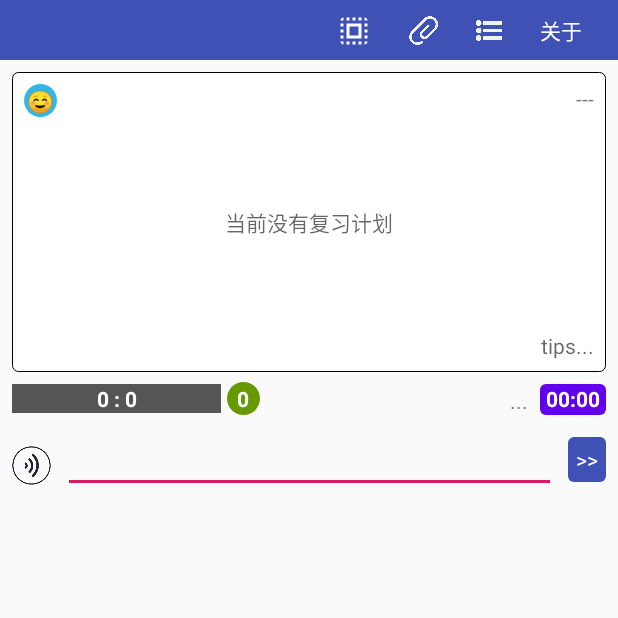
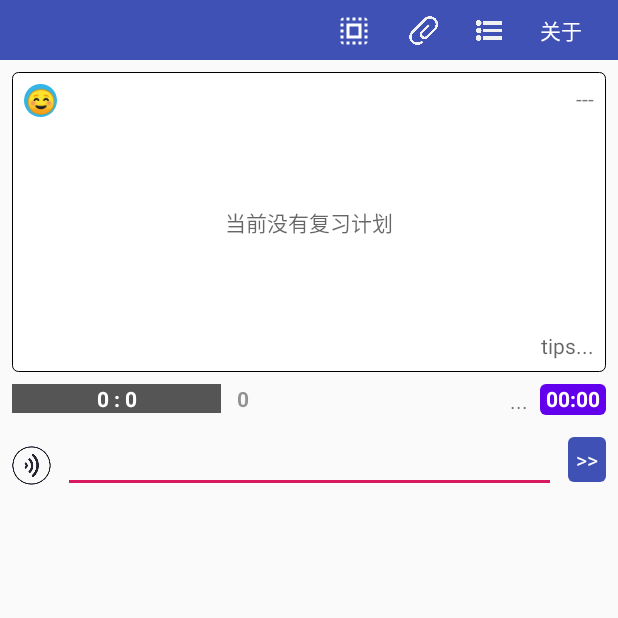
Before and after one commit to QiuBuJi/review, an Android app: the screen it shows after launch (MainActivity), on a phone screen of 412 x 824 dp, the top half of it. Run offline under Robolectric (Android 15) with nearby library versions, the phone set to English and light mode, and no system bars; 2 statements that could not run were skipped.

```diff
--- a/app/build.gradle
+++ b/app/build.gradle
@@ -6,7 +6,7 @@ android {
 
     defaultConfig {
         applicationId "com.example.app"
-        minSdkVersion 24
+        minSdkVersion 23
         targetSdkVersion 28
         versionCode 1
         versionName "1.0"
--- a/app/src/main/AndroidManifest.xml
+++ b/app/src/main/AndroidManifest.xml
@@ -12,7 +12,7 @@
         android:theme="@style/AppTheme">
 
         <!--文件挑选窗口-->
-        <activity android:name=".FilePicker"></activity>
+        <activity android:name=".Activity.FilePickerActivity"></activity>
 
         <!--库选窗口-->
         <activity
--- a/app/src/main/java/com/example/review/Activity/EditActivity.java
+++ b/app/src/main/java/com/example/review/Activity/EditActivity.java
@@ -19,7 +19,6 @@ import android.widget.Toast;
 
 import com.example.review.DataStructureFile.DateTime;
 import com.example.review.DataStructureFile.ReviewData;
-import com.example.review.FilePicker;
 import com.example.review.New.LibraryList;
 import com.example.review.New.LibraryStruct;
 import com.example.review.New.ReviewStruct;
@@ -246,7 +245,7 @@ public class EditActivity extends Activity
                                 startActivityForResult(new Intent(EditActivity.this, LibraryActivity.class), requestCode);
                                 break;
                             case 1:
-                                startActivityForResult(new Intent(EditActivity.this, FilePicker.class), requestCode);
+                                startActivityForResult(new Intent(EditActivity.this, FilePickerActivity.class), requestCode);
                                 break;
                         }
                     }
--- a/app/src/main/java/com/example/review/Keyboard/KeyboardType1.java
+++ b/app/src/main/java/com/example/review/Keyboard/KeyboardType1.java
@@ -82,7 +82,6 @@ public class KeyboardType1 extends Keyboard {
                 }
                 break;
             case TYPE_SOUND:
-
                 //播放音频
                 mp = new MediaPlayer();
                 try {
@@ -104,14 +103,12 @@ public class KeyboardType1 extends Keyboard {
             default:
                 break;
         }
-
     }
 
     @Override
     public void stop() {
         super.stop();
-        if (mp != null)
-            mp.stop();
+        if (mp != null) mp.stop();
     }
 
     @Override
@@ -198,7 +195,6 @@ public class KeyboardType1 extends Keyboard {
             if (conti) continue;
             data.add(new KeyText(chAdd + ""));
         }
-
 
         return data;
     }
--- a/app/src/main/res/layout/activity_file_picker.xml
+++ b/app/src/main/res/layout/activity_file_picker.xml
@@ -4,7 +4,7 @@
     xmlns:tools="http://schemas.android.com/tools"
     android:layout_width="match_parent"
     android:layout_height="match_parent"
-    tools:context=".FilePicker">
+    tools:context=".Activity.FilePickerActivity">
 
     <android.support.v7.widget.RecyclerView
         android:id="@+id/filePicker_recyclerView_picker"
--- a/app/src/main/res/layout/activity_main.xml
+++ b/app/src/main/res/layout/activity_main.xml
@@ -6,6 +6,173 @@
     android:layout_width="match_parent"
     android:layout_height="match_parent">
 
+
+    <EditText
+        android:id="@+id/fragment_editText_input"
+        android:layout_width="0dp"
+        android:layout_height="wrap_content"
+        android:layout_marginStart="8dp"
+        android:layout_marginTop="8dp"
+        android:layout_marginEnd="8dp"
+        android:gravity="center"
+        android:hint="请输入..."
+        android:inputType="text"
+        android:textAlignment="center"
+        android:textAllCaps="false"
+        android:textColor="@android:color/background_dark"
+        android:theme="@style/Base.Animation.AppCompat.Dialog"
+        app:layout_constraintEnd_toStartOf="@+id/main_textView_next"
+        app:layout_constraintStart_toEndOf="@+id/main_imageView_play_sound"
+        app:layout_constraintTop_toBottomOf="@+id/fragment_progressBar_progress" />
+
+    <ImageView
+        android:id="@+id/main_imageView_play_sound"
+        android:layout_width="26dp"
+        android:layout_height="26dp"
+        android:layout_marginStart="8dp"
+        android:layout_marginTop="8dp"
+        android:src="@mipmap/sound"
+        app:layout_constraintBottom_toBottomOf="@+id/fragment_editText_input"
+        app:layout_constraintStart_toStartOf="parent"
+        app:layout_constraintTop_toTopOf="@+id/fragment_editText_input"
+        app:srcCompat="@android:drawable/ic_lock_silent_mode_off" />
+
+    <ProgressBar
+        android:id="@+id/fragment_progressBar_progress"
+        style="?android:attr/progressBarStyleHorizontal"
+        android:layout_width="139dp"
+        android:layout_height="19dp"
+        android:layout_marginTop="8dp"
+        android:foreground="@drawable/bg_ripple_effect_click2"
+        android:max="10"
+        android:progress="5"
+        android:progressDrawable="@drawable/layer_list_progress_green"
+        app:layout_constraintStart_toStartOf="@+id/cl_main_container"
+        app:layout_constraintTop_toBottomOf="@+id/cl_main_container" />
+
+    <android.support.constraint.ConstraintLayout
+        android:id="@+id/cl_main_container"
+        android:layout_width="0dp"
+        android:layout_height="200dp"
+        android:layout_marginStart="8dp"
+        android:layout_marginTop="8dp"
+        android:layout_marginEnd="8dp"
+        android:background="@drawable/bg_text_show"
+        android:visibility="visible"
+        app:layout_constraintEnd_toEndOf="parent"
+        app:layout_constraintStart_toStartOf="parent"
+        app:layout_constraintTop_toBottomOf="@+id/constraintLayout">
+
+    </android.support.constraint.ConstraintLayout>
+
+    <TextView
+        android:id="@+id/fragment_textView_lastText"
+        android:layout_width="0dp"
+        android:layout_height="wrap_content"
+        android:layout_marginStart="8dp"
+        android:layout_marginEnd="8dp"
+        android:lines="1"
+        android:text="..."
+        android:textAlignment="viewEnd"
+        app:layout_constraintBottom_toBottomOf="@+id/main_textView_time_arrival"
+        app:layout_constraintEnd_toStartOf="@+id/main_textView_time_arrival"
+        app:layout_constraintStart_toEndOf="@+id/main_textView_reviewedNum" />
+
+    <TextView
+        android:id="@+id/main_textView_time_arrival"
+        android:layout_width="wrap_content"
+        android:layout_height="wrap_content"
+        android:background="@drawable/bg_ripple_arrival"
+        android:gravity="center"
+        android:paddingLeft="4dp"
+        android:paddingRight="4dp"
+        android:paddingBottom="1dp"
+        android:text="00:00"
+        android:textColor="#FFFFFF"
+        android:textStyle="bold"
+        app:layout_constraintEnd_toEndOf="@+id/cl_main_container"
+        app:layout_constraintTop_toTopOf="@+id/fragment_textView_persent" />
+
+    <TextView
+        android:id="@+id/fragment_textView_persent"
+        android:layout_width="wrap_content"
+        android:layout_height="wrap_content"
+        android:hint="0/0"
+        android:textColor="#FFFFFF"
+        android:textStyle="bold"
+        app:layout_constraintBottom_toBottomOf="@+id/fragment_progressBar_progress"
+        app:layout_constraintEnd_toEndOf="@+id/fragment_progressBar_progress"
+        app:layout_constraintStart_toStartOf="@+id/fragment_progressBar_progress"
+        app:layout_constraintTop_toTopOf="@+id/fragment_progressBar_progress" />
+
+    <TextView
+        android:id="@+id/main_textView_reviewedNum"
+        android:layout_width="14dp"
+        android:layout_height="22dp"
+        android:layout_marginStart="8dp"
+        android:gravity="center"
+        android:paddingLeft="2dp"
+        android:paddingRight="2dp"
+        android:text="0"
+        android:textAlignment="center"
+        android:textColor="#6B000000"
+        android:textSize="14sp"
+        android:textStyle="bold"
+        app:layout_constraintBottom_toBottomOf="@+id/fragment_progressBar_progress"
+        app:layout_constraintStart_toEndOf="@+id/fragment_progressBar_progress"
+        app:layout_constraintTop_toTopOf="@+id/fragment_progressBar_progress" />
+
+    <TextView
+        android:id="@+id/main_textView_next"
+        android:layout_width="wrap_content"
+        android:layout_height="wrap_content"
+        android:background="@drawable/bg_ripple_rectangle_round"
+        android:gravity="center"
+        android:padding="5dp"
+        android:text=">>"
+        android:textColor="#FFFFFF"
+        android:textSize="14sp"
+        android:textStyle="normal"
+        app:layout_constraintBottom_toBottomOf="@+id/fragment_editText_input"
+        app:layout_constraintEnd_toEndOf="@+id/cl_main_container"
+        app:layout_constraintTop_toTopOf="@+id/fragment_editText_input" />
+
+    <TextView
+        android:id="@+id/tvLastDuration"
+        android:layout_width="wrap_content"
+        android:layout_height="wrap_content"
+        android:layout_marginTop="8dp"
+        android:layout_marginEnd="8dp"
+        android:text="last duration"
+        app:layout_constraintEnd_toEndOf="@+id/cl_main_container"
+        app:layout_constraintTop_toTopOf="@+id/cl_main_container" />
+
+    <TextView
+        android:id="@+id/fragment_textView_tips"
+        android:layout_width="wrap_content"
+        android:layout_height="wrap_content"
+        android:layout_marginEnd="8dp"
+        android:layout_marginBottom="8dp"
+        android:background="@drawable/bg_ripple_effect_click1"
+        android:hint="tips..."
+        android:textColor="@android:color/black"
+        app:layout_constraintBottom_toBottomOf="@+id/cl_main_container"
+        app:layout_constraintEnd_toEndOf="@+id/cl_main_container" />
+
+    <TextView
+        android:id="@+id/main_textView_level"
+        android:layout_width="22dp"
+        android:layout_height="22dp"
+        android:layout_marginLeft="8dp"
+        android:layout_marginTop="8dp"
+        android:background="@drawable/bg_shape_circle"
+        android:gravity="center"
+        android:text="0"
+        android:textAlignment="center"
+        android:textColor="#FFFFFF"
+        android:textSize="16sp"
+        app:layout_constraintStart_toStartOf="@+id/cl_main_container"
+        app:layout_constraintTop_toTopOf="@+id/cl_main_container" />
 
     <android.support.constraint.ConstraintLayout
         android:id="@+id/constraintLayout"
@@ -65,7 +232,7 @@
         <TextView
             android:id="@+id/main_about_textView_title"
             style="@style/style_actionbar_title"
-            android:layout_marginStart="24dp"
+            android:layout_marginStart="8dp"
             android:text="复习"
 
             app:layout_constraintBottom_toBottomOf="parent"
@@ -73,171 +240,6 @@
             app:layout_constraintTop_toTopOf="parent" />
 
     </android.support.constraint.ConstraintLayout>
-
-    <EditText
-        android:id="@+id/fragment_editText_input"
-        android:layout_width="0dp"
-        android:layout_height="wrap_content"
-        android:layout_marginStart="8dp"
-        android:layout_marginTop="8dp"
-        android:layout_marginEnd="8dp"
-        android:gravity="center"
-        android:hint="请输入..."
-        android:inputType="text"
-        android:textAlignment="center"
-        android:textAllCaps="false"
-        android:textColor="@android:color/background_dark"
-        android:theme="@style/Base.Animation.AppCompat.Dialog"
-        app:layout_constraintEnd_toStartOf="@+id/main_textView_next"
-        app:layout_constraintStart_toEndOf="@+id/main_imageView_play_sound"
-        app:layout_constraintTop_toBottomOf="@+id/fragment_progressBar_progress" />
-
-    <android.support.constraint.ConstraintLayout
-        android:id="@+id/cl_main_container"
-        android:layout_width="0dp"
-        android:layout_height="200dp"
-        android:layout_marginStart="8dp"
-        android:layout_marginTop="8dp"
-        android:layout_marginEnd="8dp"
-        android:background="@drawable/bg_text_show"
-        android:visibility="visible"
-        app:layout_constraintEnd_toEndOf="parent"
-        app:layout_constraintStart_toStartOf="parent"
-        app:layout_constraintTop_toBottomOf="@+id/constraintLayout">
-
-    </android.support.constraint.ConstraintLayout>
-
-    <ImageView
-        android:id="@+id/main_imageView_play_sound"
-        android:layout_width="26dp"
-        android:layout_height="26dp"
-        android:layout_marginStart="8dp"
-        android:layout_marginTop="8dp"
-        android:src="@mipmap/sound"
-        app:layout_constraintBottom_toBottomOf="@+id/fragment_editText_input"
-        app:layout_constraintStart_toStartOf="parent"
-        app:layout_constraintTop_toTopOf="@+id/fragment_editText_input"
-        app:srcCompat="@android:drawable/ic_lock_silent_mode_off" />
-
-    <ProgressBar
-        android:id="@+id/fragment_progressBar_progress"
-        style="?android:attr/progressBarStyleHorizontal"
-        android:layout_width="139dp"
-        android:layout_height="19dp"
-        android:layout_marginTop="8dp"
-        android:foreground="@drawable/bg_ripple_effect_click2"
-        android:max="10"
-        android:progress="5"
-        android:progressDrawable="@drawable/layer_list_progress_green"
-        app:layout_constraintStart_toStartOf="@+id/cl_main_container"
-        app:layout_constraintTop_toBottomOf="@+id/cl_main_container" />
-
-    <TextView
-        android:id="@+id/fragment_textView_lastText"
-        android:layout_width="0dp"
-        android:layout_height="wrap_content"
-        android:layout_marginStart="4dp"
-        android:layout_marginEnd="8dp"
-        android:lines="1"
-        android:text="..."
-        android:textAlignment="viewEnd"
-        app:layout_constraintBottom_toBottomOf="@+id/main_textView_time_arrival"
-        app:layout_constraintEnd_toStartOf="@+id/main_textView_time_arrival"
-        app:layout_constraintStart_toEndOf="@+id/main_textView_reviewedNum" />
-
-    <TextView
-        android:id="@+id/main_textView_time_arrival"
-        android:layout_width="wrap_content"
-        android:layout_height="wrap_content"
-        android:background="@drawable/bg_ripple_arrival"
-        android:gravity="center"
-        android:paddingLeft="4dp"
-        android:paddingRight="4dp"
-        android:paddingBottom="1dp"
-        android:text="00:00"
-        android:textColor="#FFFFFF"
-        android:textStyle="bold"
-        app:layout_constraintEnd_toEndOf="@+id/cl_main_container"
-        app:layout_constraintTop_toTopOf="@+id/fragment_textView_persent" />
-
-    <TextView
-        android:id="@+id/fragment_textView_persent"
-        android:layout_width="wrap_content"
-        android:layout_height="wrap_content"
-        android:hint="0/0"
-        android:textColor="#FFFFFF"
-        android:textStyle="bold"
-        app:layout_constraintBottom_toBottomOf="@+id/fragment_progressBar_progress"
-        app:layout_constraintEnd_toEndOf="@+id/fragment_progressBar_progress"
-        app:layout_constraintStart_toStartOf="@+id/fragment_progressBar_progress"
-        app:layout_constraintTop_toTopOf="@+id/fragment_progressBar_progress" />
-
-    <TextView
-        android:id="@+id/main_textView_reviewedNum"
-        android:layout_width="22dp"
-        android:layout_height="22dp"
-        android:layout_marginStart="4dp"
-        android:background="@drawable/bg_shape_circle1"
-        android:gravity="center"
-        android:text="0"
-        android:textAlignment="center"
-        android:textColor="#FFFFFF"
-        android:textStyle="bold"
-        app:layout_constraintBottom_toBottomOf="@+id/fragment_progressBar_progress"
-        app:layout_constraintStart_toEndOf="@+id/fragment_progressBar_progress"
-        app:layout_constraintTop_toTopOf="@+id/fragment_progressBar_progress" />
-
-    <TextView
-        android:id="@+id/main_textView_next"
-        android:layout_width="wrap_content"
-        android:layout_height="wrap_content"
-        android:background="@drawable/bg_ripple_rectangle_round"
-        android:gravity="center"
-        android:padding="5dp"
-        android:text=">>"
-        android:textColor="#FFFFFF"
-        android:textSize="14sp"
-        android:textStyle="normal"
-        app:layout_constraintBottom_toBottomOf="@+id/fragment_editText_input"
-        app:layout_constraintEnd_toEndOf="@+id/cl_main_container"
-        app:layout_constraintTop_toTopOf="@+id/fragment_editText_input" />
-
-    <TextView
-        android:id="@+id/tvLastDuration"
-        android:layout_width="wrap_content"
-        android:layout_height="wrap_content"
-        android:layout_marginTop="8dp"
-        android:layout_marginEnd="8dp"
-        android:text="last duration"
-        app:layout_constraintEnd_toEndOf="@+id/cl_main_container"
-        app:layout_constraintTop_toTopOf="@+id/cl_main_container" />
-
-    <TextView
-        android:id="@+id/main_textView_level"
-        android:layout_width="22dp"
-        android:layout_height="22dp"
-        android:layout_marginStart="8dp"
-        android:layout_marginTop="8dp"
-        android:background="@drawable/bg_shape_circle"
-        android:gravity="center"
-        android:text="0"
-        android:textAlignment="center"
-        android:textColor="#FFFFFF"
-        android:textStyle="bold"
-        app:layout_constraintStart_toStartOf="@+id/cl_main_container"
-        app:layout_constraintTop_toTopOf="@+id/cl_main_container" />
-
-    <TextView
-        android:id="@+id/fragment_textView_tips"
-        android:layout_width="wrap_content"
-        android:layout_height="wrap_content"
-        android:layout_marginEnd="8dp"
-        android:layout_marginBottom="8dp"
-        android:background="@drawable/bg_ripple_effect_click1"
-        android:hint="tips..."
-        android:textColor="@android:color/black"
-        app:layout_constraintBottom_toBottomOf="@+id/cl_main_container"
-        app:layout_constraintEnd_toEndOf="@+id/cl_main_container" />
 
     <android.support.v7.widget.RecyclerView
         android:id="@+id/main_recycllerView_keyboard"
@@ -249,6 +251,8 @@
         app:layout_constraintEnd_toEndOf="parent"
         app:layout_constraintHorizontal_bias="0.0"
         app:layout_constraintStart_toStartOf="parent"
-        app:layout_constraintTop_toBottomOf="@+id/fragment_editText_input" />
+        app:layout_constraintTop_toBottomOf="@+id/fragment_editText_input">
+
+    </android.support.v7.widget.RecyclerView>
 
 </android.support.constraint.ConstraintLayout>
--- a/build.gradle
+++ b/build.gradle
@@ -7,7 +7,7 @@ buildscript {
         maven { url 'https://dl.bintray.com/kotlin/kotlin-eap' }
     }
     dependencies {
-        classpath 'com.android.tools.build:gradle:4.0.0-alpha02'
+        classpath 'com.android.tools.build:gradle:4.0.0-alpha03'
 
 
         // NOTE: Do not place your application dependencies here; they belong
```
Also changed, not shown: app/src/main/java/com/example/review/Activity/FilePickerActivity.java (renamed from app/src/main/java/com/example/review/FilePicker.java, +4 -4 lines), app/src/main/java/com/example/review/Activity/MainActivity.java (+101 -94 lines), app/src/main/java/com/example/review/Keyboard/KeyboardType2.java (+7 -6 lines), app/src/main/java/com/example/review/New/KeyText.java (+18 -6 lines), app/src/main/java/com/example/review/Util/ColorfulText.java (+6 -14 lines).
